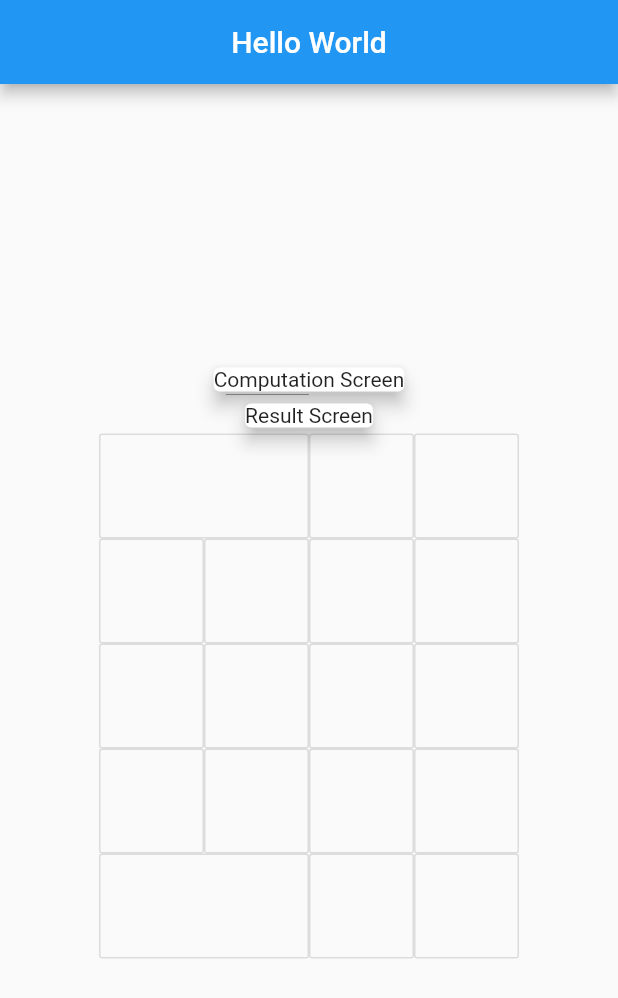
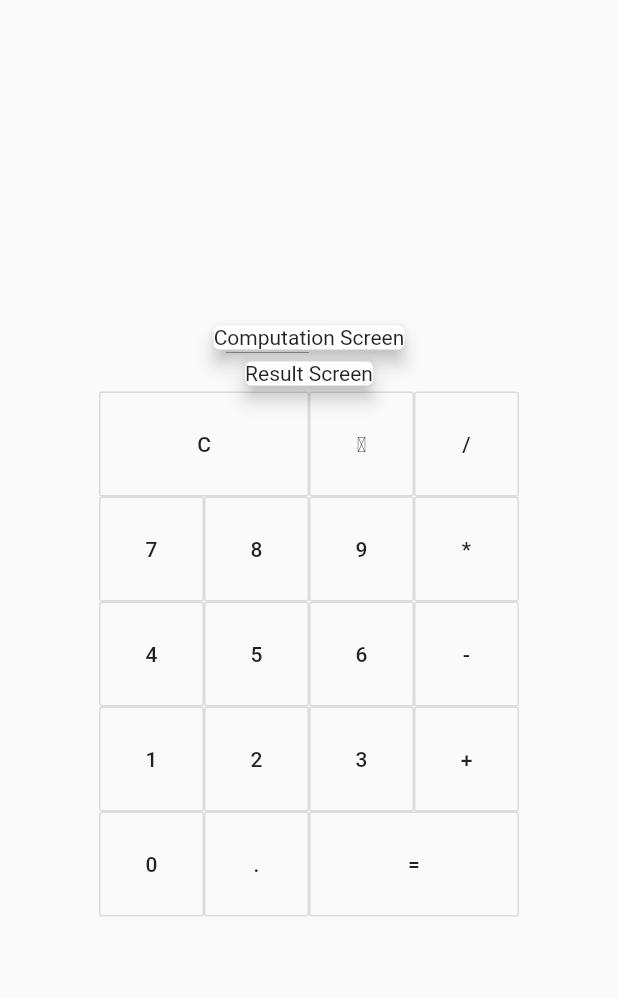
Before and after one commit to fritter/calculator_flutter, a Flutter app: the screen it shows after launch, on a phone screen of 412 x 824 dp. Shown: the top 998 px of the screen. Run offline on Flutter 3.47's test engine with Material 2 defaults, Android fonts, the phone set to English and light mode, and no system bars.

Commit message:
Added ButtonLarge widget. Ternary operator on Keypad.

```diff
--- a/lib/main.dart
+++ b/lib/main.dart
@@ -10,11 +10,6 @@ class MyApp extends StatelessWidget {
     return MaterialApp(
       title: 'Calculator',
       home: Scaffold(
-        appBar: AppBar(
-          title: Center(
-            child: Text('Hello World'),
-          ),
-        ),
         body: Calculator(),
       ),
     );
--- /dev/null
+++ b/lib/widgets/button.dart
@@ -0,0 +1,20 @@
+import 'package:flutter/material.dart';
+
+class Button extends StatelessWidget {
+  final String textButton;
+
+  Button(this.textButton);
+
+  @override
+  Widget build(BuildContext context) {
+    return SizedBox(
+      height: 70,
+      width: 70,
+      child: OutlineButton(
+        onPressed: () {},
+        child: Text(textButton),
+        color: Colors.white,
+      ),
+    );
+  }
+}
--- /dev/null
+++ b/lib/widgets/button_large.dart
@@ -0,0 +1,20 @@
+import 'package:flutter/material.dart';
+
+class ButtonLarge extends StatelessWidget {
+  final String textButton;
+
+  ButtonLarge(this.textButton);
+
+  @override
+  Widget build(BuildContext context) {
+    return SizedBox(
+      height: 70,
+      width: 140,
+      child: OutlineButton(
+        onPressed: () {},
+        child: Text(textButton),
+        color: Colors.white,
+      ),
+    );
+  }
+}
--- a/lib/widgets/calculator.dart
+++ b/lib/widgets/calculator.dart
@@ -13,11 +13,11 @@ class Calculator extends StatelessWidget {
         children: <Widget>[
           ComputationScreen(),
           ResultScreen(),
-          Keypad(3),
-          Keypad(4),
-          Keypad(4),
-          Keypad(4),
-          Keypad(3),
+          Keypad(3, 'C', '\u2190', '/', ''),
+          Keypad(4, '7', '8', '9', '*'),
+          Keypad(4, '4', '5', '6', '-'),
+          Keypad(4, '1', '2', '3', '+'),
+          Keypad(3, '0', '.', '=', ''),
         ],
       ),
     );
--- a/lib/widgets/keypad.dart
+++ b/lib/widgets/keypad.dart
@@ -1,68 +1,44 @@
+import 'package:calculator_flutter/widgets/button_large.dart';
 import 'package:flutter/material.dart';
+
+import './button.dart';
 
 class Keypad extends StatelessWidget {
   final int nButtons;
+  final String textButton1;
+  final String textButton2;
+  final String textButton3;
+  final String textButton4;
 
-  Keypad(this.nButtons);
+  Keypad(
+    this.nButtons,
+    this.textButton1,
+    this.textButton2,
+    this.textButton3,
+    this.textButton4,
+  );
 
   @override
   Widget build(BuildContext context) {
     return Row(
-      mainAxisAlignment: MainAxisAlignment.center,
-      children: nButtons == 4
-          ? <Widget>[
-              SizedBox(
-                height: 70,
-                width: 70,
-                child: OutlineButton(
-                  onPressed: () {},
-                ),
-              ),
-              SizedBox(
-                height: 70,
-                width: 70,
-                child: OutlineButton(
-                  onPressed: () {},
-                ),
-              ),
-              SizedBox(
-                height: 70,
-                width: 70,
-                child: OutlineButton(
-                  onPressed: () {},
-                ),
-              ),
-              SizedBox(
-                height: 70,
-                width: 70,
-                child: OutlineButton(
-                  onPressed: () {},
-                ),
-              ),
-            ]
-          : <Widget>[
-              SizedBox(
-                height: 70,
-                width: 140,
-                child: OutlineButton(
-                  onPressed: () {},
-                ),
-              ),
-              SizedBox(
-                height: 70,
-                width: 70,
-                child: OutlineButton(
-                  onPressed: () {},
-                ),
-              ),
-              SizedBox(
-                height: 70,
-                width: 70,
-                child: OutlineButton(
-                  onPressed: () {},
-                ),
-              ),
-            ],
-    );
+        mainAxisAlignment: MainAxisAlignment.center,
+        children: nButtons == 4
+            ? <Widget>[
+                Button(textButton1),
+                Button(textButton2),
+                Button(textButton3),
+                Button(textButton4),
+              ]
+            : textButton1 == 'C'
+                ? <Widget>[
+                    ButtonLarge(textButton1),
+                    Button(textButton2),
+                    Button(textButton3),
+                  ]
+                : <Widget>[
+                    Button(textButton1),
+                    Button(textButton2),
+                    ButtonLarge(textButton3),
+                  ]);
   }
 }
```
